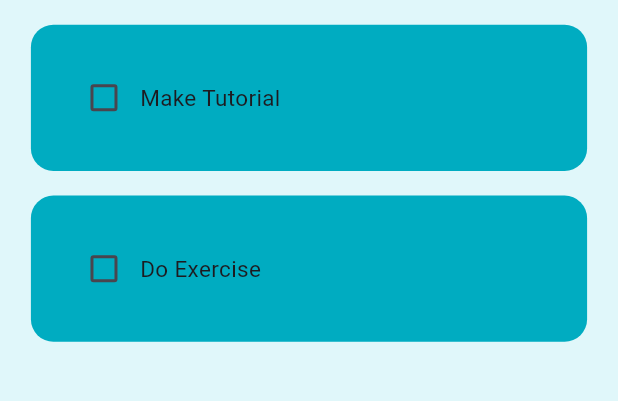
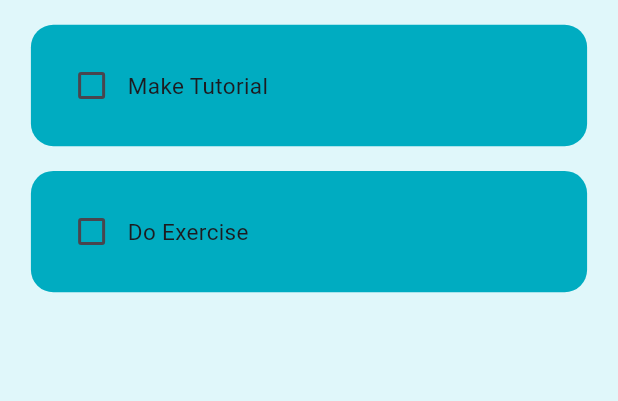
Before and after one commit to mckobby/to_do_app, a Flutter app: the screen it shows after launch, on a phone screen of 412 x 824 dp, the part 84-485 px from its top. Run offline on Flutter 3.47's test engine with Material 2 defaults, Android fonts, the phone set to English and light mode, and no system bars.

Commit message:
update to do tile

```diff
--- a/lib/components/to_do_tile.dart
+++ b/lib/components/to_do_tile.dart
@@ -24,7 +24,7 @@ class ToDoTile extends StatelessWidget {
         top: height * 0.02,
       ), // 25
       child: Container(
-        padding: EdgeInsets.all(height * 0.03),
+        padding: EdgeInsets.all(height * 0.02),
         decoration: BoxDecoration(
           color: Colors.cyan[600],
           borderRadius: BorderRadius.circular(15),
```
